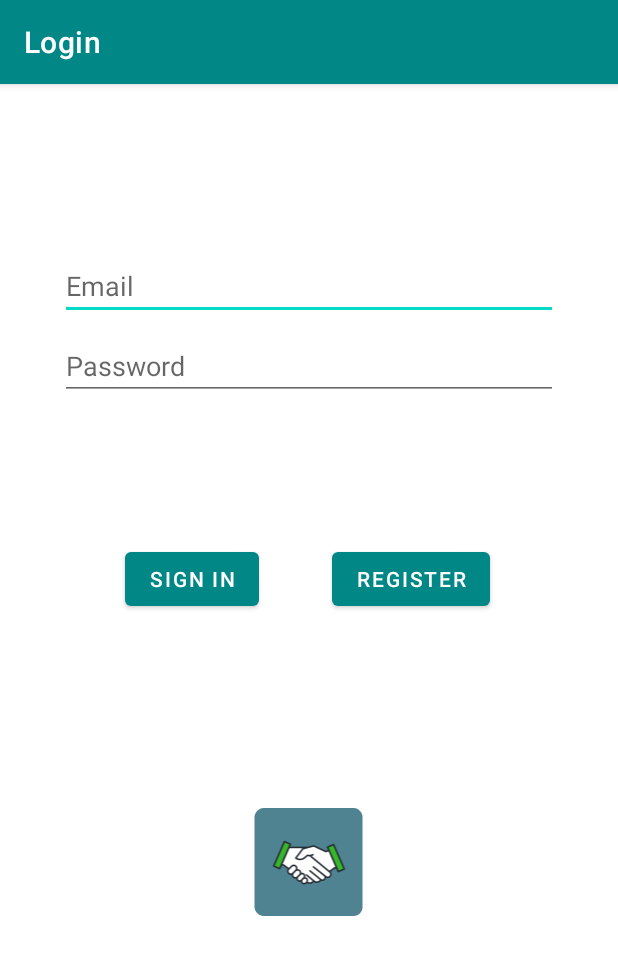
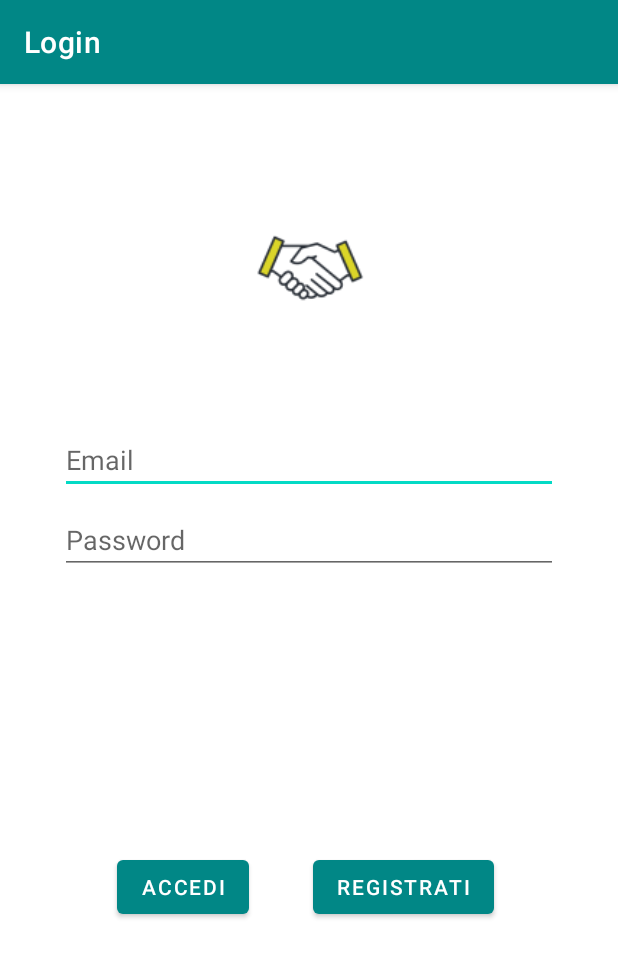
Before and after one commit to giadagabriele/Infocard, an Android app: the screen it shows after launch (Login), on a phone screen of 412 x 824 dp. Shown: the top 957 px of the screen. Run offline under Robolectric (Android 15) with nearby library versions, the phone set to English and light mode, and no system bars; our stand-ins replace Firebase (no records; nobody signed in at launch, a user with empty details on screens opened directly).

Commit message:
logo/login cambiato + tasti in italiano

```diff
--- a/app/src/main/java/com/example/contatti/ui/login/Login.java
+++ b/app/src/main/java/com/example/contatti/ui/login/Login.java
@@ -122,11 +122,11 @@ public class Login extends AppCompatActivity {
                     @Override
                     public void onComplete(@NonNull Task<AuthResult> task) {
                         if (task.isSuccessful()) {
-                            Toast.makeText(Login.this, "Successfully Login", Toast.LENGTH_SHORT).show();
+                            Toast.makeText(Login.this, "Login effettuato", Toast.LENGTH_SHORT).show();
                             startActivity(new Intent(getApplicationContext(), MainActivity.class));
                         }
                         else {
-                            Toast.makeText(Login.this, "ERROR", Toast.LENGTH_SHORT).show();
+                            Toast.makeText(Login.this, "ERRORE", Toast.LENGTH_SHORT).show();
                             startActivity(new Intent(getApplicationContext(), Login.class));
                         }
                     }
--- a/app/src/main/res/layout/activity_login.xml
+++ b/app/src/main/res/layout/activity_login.xml
@@ -16,15 +16,15 @@
         android:layout_width="0dp"
         android:layout_height="wrap_content"
         android:layout_marginStart="24dp"
-        android:layout_marginTop="96dp"
+        android:layout_marginTop="212dp"
         android:layout_marginEnd="24dp"
         android:hint="@string/prompt_email"
+        android:importantForAutofill="no"
         android:inputType="textEmailAddress"
         android:selectAllOnFocus="true"
         app:layout_constraintEnd_toEndOf="parent"
         app:layout_constraintStart_toStartOf="parent"
-        app:layout_constraintTop_toTopOf="parent"
-        android:importantForAutofill="no" />
+        app:layout_constraintTop_toTopOf="parent" />
 
     <EditText
         android:id="@+id/password"
@@ -34,50 +34,53 @@
         android:layout_marginTop="8dp"
         android:layout_marginEnd="24dp"
         android:hint="@string/prompt_password"
-        android:imeActionLabel="@string/action_sign_in"
+        android:imeActionLabel="@string/action_accedi"
         android:imeOptions="actionDone"
+        android:importantForAutofill="no"
         android:inputType="textPassword"
         android:selectAllOnFocus="true"
         app:layout_constraintEnd_toEndOf="parent"
         app:layout_constraintStart_toStartOf="parent"
-        app:layout_constraintTop_toBottomOf="@+id/username"
-        android:importantForAutofill="no" />
+        app:layout_constraintTop_toBottomOf="@+id/username" />
+
+    <ImageView
+        android:id="@+id/imageView"
+        android:layout_width="114dp"
+        android:layout_height="104dp"
+        android:contentDescription="@string/todo"
+        android:src="@mipmap/logo_round"
+        app:layout_constraintBottom_toTopOf="@+id/username"
+        app:layout_constraintEnd_toEndOf="parent"
+        app:layout_constraintStart_toStartOf="parent"
+        app:layout_constraintTop_toTopOf="parent" />
 
     <Button
         android:id="@+id/login"
         android:layout_width="wrap_content"
         android:layout_height="wrap_content"
         android:layout_gravity="start"
-        android:layout_marginStart="48dp"
-        android:layout_marginTop="16dp"
-        android:layout_marginEnd="48dp"
-        android:layout_marginBottom="64dp"
         android:enabled="true"
-        android:text="@string/action_sign_in"
+        android:text="@string/action_accedi"
         app:layout_constraintBottom_toBottomOf="parent"
         app:layout_constraintEnd_toEndOf="parent"
-        app:layout_constraintHorizontal_bias="0.101"
+        app:layout_constraintHorizontal_bias="0.213"
         app:layout_constraintStart_toStartOf="parent"
         app:layout_constraintTop_toBottomOf="@+id/password"
-        app:layout_constraintVertical_bias="0.192" />
+        app:layout_constraintVertical_bias="0.489" />
 
     <Button
-        android:id="@+id/register"
+        android:id="@+id/registrati"
         android:layout_width="wrap_content"
         android:layout_height="wrap_content"
         android:layout_gravity="start"
-        android:layout_marginStart="48dp"
-        android:layout_marginTop="16dp"
-        android:layout_marginEnd="48dp"
-        android:layout_marginBottom="64dp"
         android:enabled="true"
-        android:text="@string/action_register"
+        android:text="@string/action_registrati"
         app:layout_constraintBottom_toBottomOf="parent"
         app:layout_constraintEnd_toEndOf="parent"
-        app:layout_constraintHorizontal_bias="0.88"
+        app:layout_constraintHorizontal_bias="0.742"
         app:layout_constraintStart_toStartOf="parent"
         app:layout_constraintTop_toBottomOf="@+id/password"
-        app:layout_constraintVertical_bias="0.192" />
+        app:layout_constraintVertical_bias="0.489" />
 
     <ProgressBar
         android:id="@+id/loading"
@@ -95,16 +98,4 @@
         app:layout_constraintTop_toTopOf="parent"
         app:layout_constraintVertical_bias="0.3" />
 
-    <ImageView
-        android:id="@+id/imageView"
-        android:layout_width="74dp"
-        android:layout_height="72dp"
-        android:src="@mipmap/logo_round"
-        app:layout_constraintBottom_toBottomOf="parent"
-        app:layout_constraintEnd_toEndOf="parent"
-        app:layout_constraintHorizontal_bias="0.498"
-        app:layout_constraintStart_toStartOf="parent"
-        app:layout_constraintTop_toBottomOf="@+id/password"
-        app:layout_constraintVertical_bias="0.579"
-        android:contentDescription="@string/todo" />
 </androidx.constraintlayout.widget.ConstraintLayout>
--- a/app/src/main/res/layout/activity_main.xml
+++ b/app/src/main/res/layout/activity_main.xml
@@ -81,6 +81,6 @@
             android:layout_marginEnd="0dp"
             android:layout_marginRight="0dp"
             android:enabled="true"
-            android:text="@string/log_out" />
+            android:text="@string/esci" />
 
 </LinearLayout>
--- a/app/src/main/res/values/strings.xml
+++ b/app/src/main/res/values/strings.xml
@@ -3,12 +3,12 @@
     <string name="title_activity_login">Login</string>
     <string name="prompt_email">Email</string>
     <string name="prompt_password">Password</string>
-    <string name="action_register">Register</string>
-    <string name="action_sign_in">Sign in</string>
+    <string name="action_registrati">Registrati</string>
+    <string name="action_accedi">Accedi</string>
     <string name="welcome">"Welcome !"</string>
     <string name="invalid_username">Not a valid username</string>
     <string name="invalid_password">Password must be >5 characters</string>
     <string name="login_failed">"Login failed"</string>
-    <string name="log_out">logout</string>
+    <string name="esci">Esci</string>
     <string name="todo">TODO</string>
 </resources>
```
Also changed, not shown: app/src/main/logo-playstore.png, app/src/main/res/mipmap-hdpi/logo.png, app/src/main/res/mipmap-hdpi/logo_foreground.png, app/src/main/res/mipmap-hdpi/logo_round.png, app/src/main/res/mipmap-mdpi/logo.png, app/src/main/res/mipmap-mdpi/logo_foreground.png, app/src/main/res/mipmap-mdpi/logo_round.png, app/src/main/res/mipmap-xhdpi/logo.png, app/src/main/res/mipmap-xhdpi/logo_foreground.png, app/src/main/res/mipmap-xhdpi/logo_round.png, app/src/main/res/mipmap-xxhdpi/logo.png, app/src/main/res/mipmap-xxhdpi/logo_foreground.png, app/src/main/res/mipmap-xxhdpi/logo_round.png, app/src/main/res/mipmap-xxxhdpi/logo.png, 2 more files.
